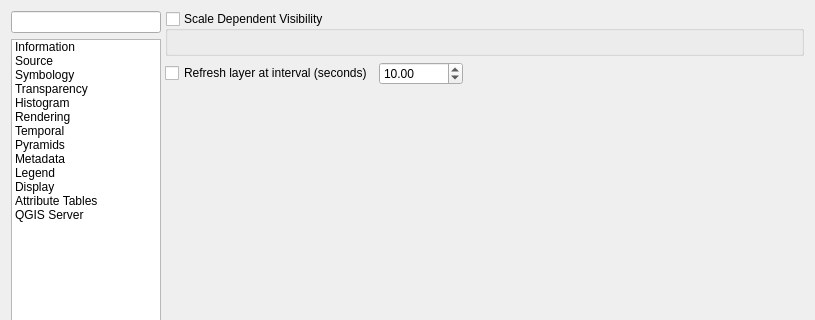
Old version of the form src/ui/qgsrasterlayerpropertiesbase.ui in the repository qgis/QGIS; both pictures show x 0 to 815 and y 0 to 320 of the 815 by 730 pixel window.
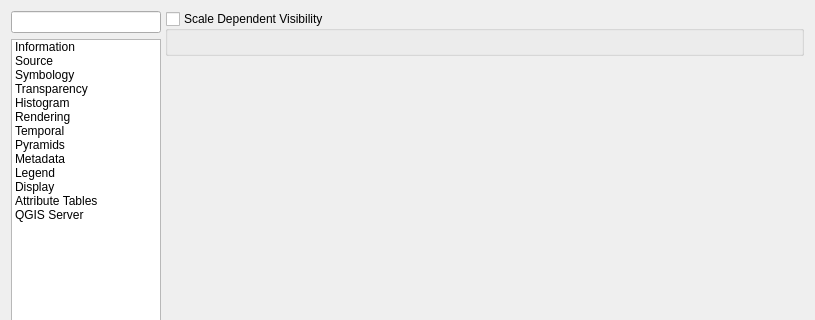
New version of the form. The open tabs and pages were chosen to show the change. Icons and pictures are not drawn. Custom widgets are drawn as their Qt base class.

Commit message: Add choice of two different modes for "Refresh Layer at Interval"

```diff
--- a/src/ui/qgsrasterlayerpropertiesbase.ui
+++ b/src/ui/qgsrasterlayerpropertiesbase.ui
@@ -1108,50 +1108,11 @@
             </widget>
            </item>
            <item>
-            <layout class="QHBoxLayout" name="horizontalLayout_3">
-             <item>
-              <widget class="QCheckBox" name="mRefreshLayerCheckBox">
-               <property name="text">
-                <string>Refresh layer at interval (seconds)</string>
-               </property>
-              </widget>
-             </item>
-             <item>
-              <widget class="QgsDoubleSpinBox" name="mRefreshLayerIntervalSpinBox">
-               <property name="toolTip">
-                <string>Higher values result in more simplification</string>
-               </property>
-               <property name="decimals">
-                <number>2</number>
-               </property>
-               <property name="minimum">
-                <double>0.000000000000000</double>
-               </property>
-               <property name="maximum">
-                <double>100000000000000000000.000000000000000</double>
-               </property>
-               <property name="singleStep">
-                <double>5.000000000000000</double>
-               </property>
-               <property name="value">
-                <double>10.000000000000000</double>
-               </property>
-              </widget>
-             </item>
-             <item>
-              <spacer name="horizontalSpacer_6">
-               <property name="orientation">
-                <enum>Qt::Horizontal</enum>
-               </property>
-               <property name="sizeHint" stdset="0">
-                <size>
-                 <width>40</width>
-                 <height>20</height>
-                </size>
-               </property>
-              </spacer>
-             </item>
-            </layout>
+            <widget class="QgsMapLayerRefreshSettingsWidget" name="mRefreshSettingsWidget" native="true">
+             <property name="focusPolicy">
+              <enum>Qt::StrongFocus</enum>
+             </property>
+            </widget>
            </item>
            <item>
             <spacer name="verticalSpacer_6">
@@ -2153,6 +2114,12 @@
    <header>qgsexpressionlineedit.h</header>
    <container>1</container>
   </customwidget>
+  <customwidget>
+   <class>QgsMapLayerRefreshSettingsWidget</class>
+   <extends>QWidget</extends>
+   <header>qgsmaplayerrefreshsettingswidget.h</header>
+   <container>1</container>
+  </customwidget>
  </customwidgets>
  <tabstops>
   <tabstop>mSearchLineEdit</tabstop>
```
Left out of the diff: 40 changed lines with no effect on the pictures. The commit also changes 14 other files.
